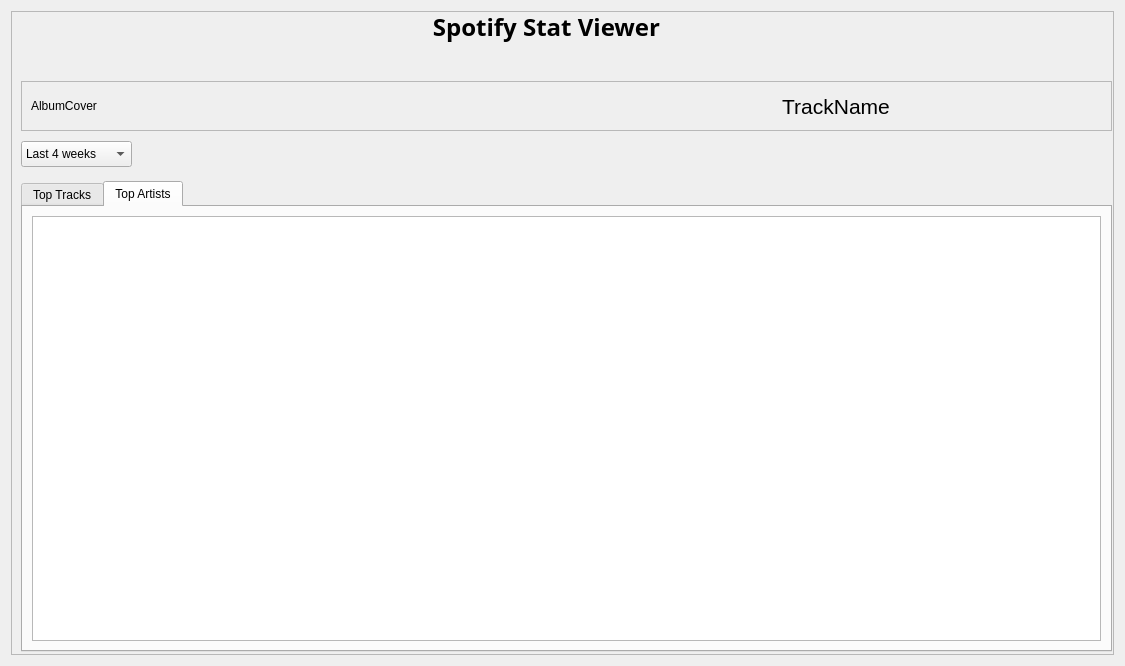
The window that stats.ui (ameeradas12/Spotify-Stat-Checker) describes before a commit, drawn with Qt 5.
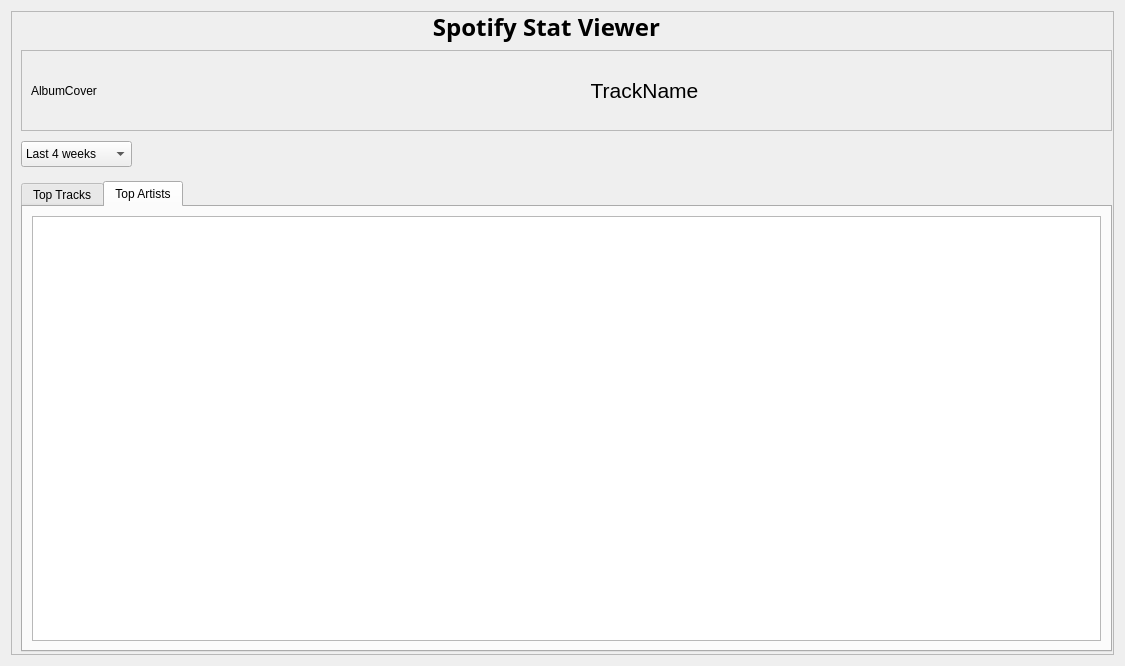
The same window after the commit. The open tabs and pages were chosen to show the change.

Commit message: Features current playing song

```diff
--- a/stats.ui
+++ b/stats.ui
@@ -55,9 +55,9 @@
       <property name="geometry">
        <rect>
         <x>10</x>
-        <y>70</y>
+        <y>39</y>
         <width>1091</width>
-        <height>50</height>
+        <height>81</height>
        </rect>
       </property>
       <property name="frameShape">
@@ -69,6 +69,12 @@
       <layout class="QHBoxLayout" name="horizontalLayout">
        <item>
         <widget class="QLabel" name="albumCover">
+         <property name="maximumSize">
+          <size>
+           <width>150</width>
+           <height>150</height>
+          </size>
+         </property>
          <property name="text">
           <string>AlbumCover</string>
          </property>
```
Left out of the diff: 2 changed lines with no effect on the pictures. The commit also changes 1 other file.
